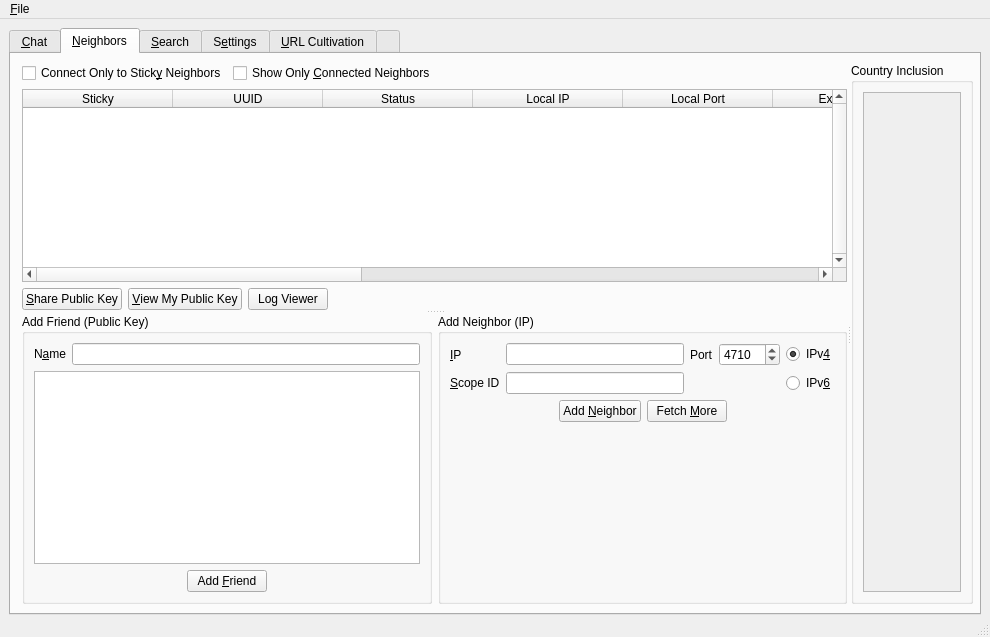
First picture: the form in UI/controlcenter.ui, repository xloem/spot-on-svn, before the edit.
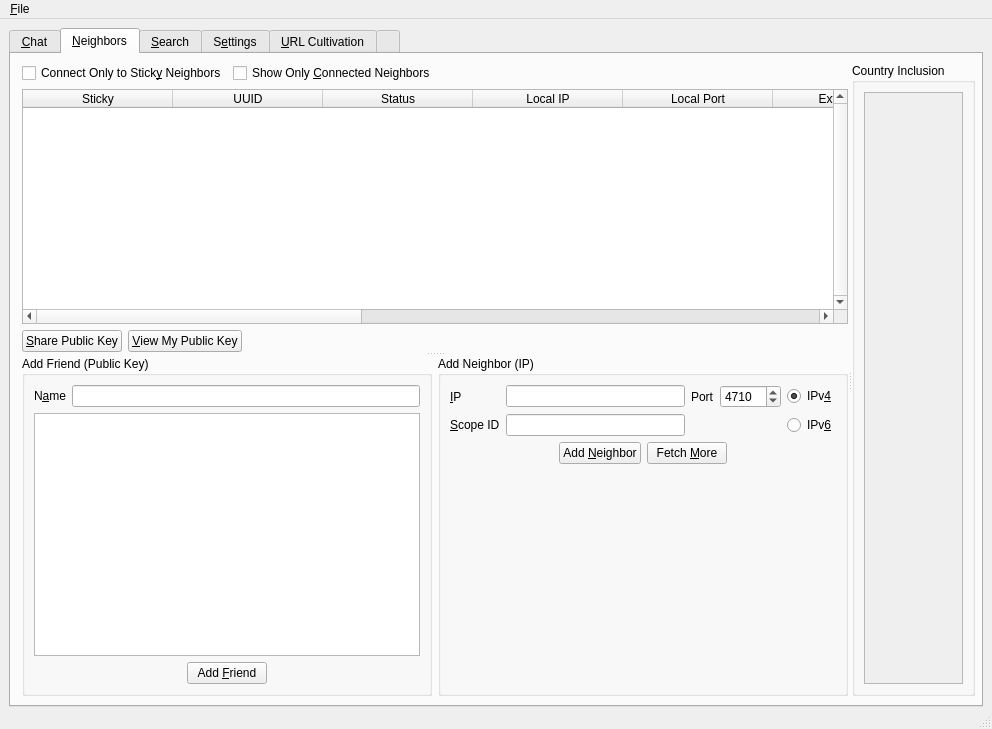
Second picture: the form after the edit. The open tabs and pages were chosen to show the change. Icons and pictures are not drawn. Custom widgets are drawn as their Qt base class.

Commit message: Moved the log viewer button to the Settings tab.

Patch:
```diff
--- a/UI/controlcenter.ui
+++ b/UI/controlcenter.ui
@@ -6,8 +6,8 @@
    <rect>
     <x>0</x>
     <y>0</y>
-    <width>990</width>
-    <height>637</height>
+    <width>992</width>
+    <height>729</height>
    </rect>
   </property>
   <property name="windowTitle">
@@ -494,17 +494,6 @@
                  </property>
                 </widget>
                </item>
-               <item>
-                <widget class="QPushButton" name="pushButtonLogViewer">
-                 <property name="text">
-                  <string>Log Viewer</string>
-                 </property>
-                 <property name="icon">
-                  <iconset resource="../Icons/icons.qrc">
-                   <normaloff>:/logview.png</normaloff>:/logview.png</iconset>
-                 </property>
-                </widget>
-               </item>
                <item>
                 <spacer name="horizontalSpacer_24">
                  <property name="orientation">
@@ -813,8 +802,8 @@
                 <rect>
                  <x>0</x>
                  <y>0</y>
-                 <width>118</width>
-                 <height>477</height>
+                 <width>99</width>
+                 <height>469</height>
                 </rect>
                </property>
               </widget>
@@ -1651,6 +1640,17 @@
               </item>
               <item>
                <layout class="QHBoxLayout" name="horizontalLayout_11">
+                <item>
+                 <widget class="QPushButton" name="pushButtonLogViewer">
+                  <property name="text">
+                   <string>Log Viewer</string>
+                  </property>
+                  <property name="icon">
+                   <iconset resource="../Icons/icons.qrc">
+                    <normaloff>:/logview.png</normaloff>:/logview.png</iconset>
+                  </property>
+                 </widget>
+                </item>
                 <item>
                  <widget class="QPushButton" name="resetSpotOn">
                   <property name="text">
@@ -2318,8 +2318,8 @@
     <rect>
      <x>0</x>
      <y>0</y>
-     <width>990</width>
-     <height>25</height>
+     <width>992</width>
+     <height>22</height>
     </rect>
    </property>
    <widget class="QMenu" name="menu_File">
```
Left out of the diff: 9 changed lines with no effect on the pictures.
